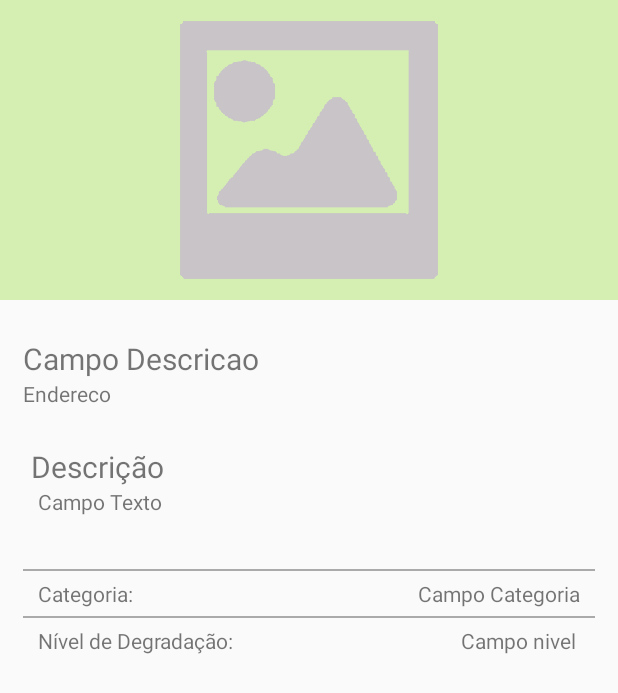
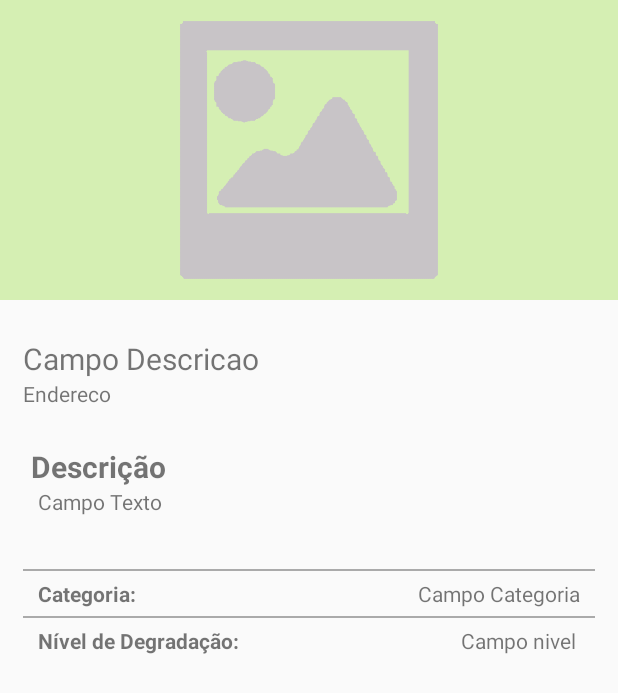
Before and after one commit to yassuom/AMBECO, an Android app: the DetalheLocalActivity screen opened directly, with no data from a screen before it, on a phone screen of 412 x 824 dp. Shown: the top 693 px of the screen. Run offline under Robolectric (Android 15) with nearby library versions, the phone set to English and light mode, and no system bars.

Commit message:
Commit alteracoes tela de registro

```diff
--- a/app/src/main/java/br/com/ambeco/LoginActivity.java
+++ b/app/src/main/java/br/com/ambeco/LoginActivity.java
@@ -5,7 +5,6 @@ import android.os.Bundle;
 import android.support.v7.app.AppCompatActivity;
 import android.text.Editable;
 import android.text.TextWatcher;
-import android.view.KeyEvent;
 import android.view.View;
 import android.view.animation.Animation;
 import android.view.animation.AnimationUtils;
@@ -27,8 +26,8 @@ public class LoginActivity extends AppCompatActivity {
         super.onCreate(savedInstanceState);
         setContentView(R.layout.activity_login);
 
-        final LinearLayout LoginBox = (LinearLayout) findViewById(R.id.LoginBox);
-        LoginBox.setVisibility(View.GONE);
+        final LinearLayout boxLogin = (LinearLayout) findViewById(R.id.login_boxLogin);
+        boxLogin.setVisibility(View.GONE);
 
         Thread timerThread = new Thread(){
             @Override
@@ -45,20 +44,22 @@ public class LoginActivity extends AppCompatActivity {
                             animTranslate.setAnimationListener(new Animation.AnimationListener() {
 
                                 @Override
-                                public void onAnimationStart(Animation arg0) { }
+                                public void onAnimationStart(Animation arg0) {
+                                    findViewById(R.id.login_progressBar).setVisibility(View.GONE);
+                                }
 
                                 @Override
                                 public void onAnimationRepeat(Animation arg0) { }
 
                                 @Override
                                 public void onAnimationEnd(Animation arg0) {
-                                    LoginBox.setVisibility(View.VISIBLE);
+                                    boxLogin.setVisibility(View.VISIBLE);
                                     Animation animFade  = AnimationUtils.loadAnimation(LoginActivity.this, R.anim.fade);
-                                    LoginBox.startAnimation(animFade);
+                                    boxLogin.startAnimation(animFade);
                                 }
                             });
-                            ImageView imgLogo = (ImageView) findViewById(R.id.imageView1);
-                            imgLogo.startAnimation(animTranslate);
+                            LinearLayout boxLogo = (LinearLayout) findViewById(R.id.login_boxLogo);
+                            boxLogo.startAnimation(animTranslate);
                         }
                     });
                 }
--- a/app/src/main/res/layout/activity_detalhe_local.xml
+++ b/app/src/main/res/layout/activity_detalhe_local.xml
@@ -56,7 +56,8 @@
                     android:textSize="20dp"
                     android:layout_marginTop="25dp"
                     android:layout_marginLeft="5dp"
-                    android:layout_marginRight="5dp" />
+                    android:layout_marginRight="5dp"
+                    android:textStyle="bold"/>
             </TableRow>
             <TableRow>
                 <TextView
@@ -92,7 +93,8 @@
                             android:layout_height="match_parent"
                             android:layout_weight="1"
                             android:text="Categoria: "
-                            android:gravity="left"/>
+                            android:gravity="left"
+                            android:textStyle="bold"/>
                         <TextView
                             android:id="@+id/detalhe_local_categoria"
                             android:layout_width="match_parent"
@@ -125,7 +127,8 @@
                             android:layout_height="match_parent"
                             android:layout_weight="1"
                             android:text="Nível de Degradação: "
-                            android:gravity="left"/>
+                            android:gravity="left"
+                            android:textStyle="bold"/>
                         <TextView
                             android:id="@+id/detalhe_local_nivel"
                             android:layout_width="match_parent"
--- a/app/src/main/res/values-v21/styles.xml
+++ b/app/src/main/res/values-v21/styles.xml
@@ -1,8 +1,6 @@
 <resources>
     <style name="AppTheme.NoActionBar">
-        <item name="windowActionBar">false</item>
+        <item name="windowActionBar">true</item>
         <item name="windowNoTitle">true</item>
-        <item name="android:windowDrawsSystemBarBackgrounds">true</item>
-        <item name="android:statusBarColor">@android:color/transparent</item>
     </style>
 </resources>
--- a/app/src/main/res/values/colors.xml
+++ b/app/src/main/res/values/colors.xml
@@ -4,6 +4,7 @@
     <color name="colorPrimaryDark">#303F9F</color>
     <color name="colorAccent">#FF4081</color>
     <color name="layoutColor">#8cc63f</color>
+    <color name="componentsColor">#aede6f</color>
 
     <color name="corID_queimada">#f99723</color>
     <color name="corID_deslizamento">#8cc63f</color>
--- a/app/src/main/res/values/styles.xml
+++ b/app/src/main/res/values/styles.xml
@@ -2,13 +2,12 @@
 
     <!-- Base application theme. -->
     <style name="AppTheme" parent="Theme.AppCompat.Light.DarkActionBar">
-        <!-- Customize your theme here. -->
         <item name="colorPrimary">@color/layoutColor</item>
-        <item name="colorAccent">@color/layoutColor</item>
+        <item name="colorAccent">@color/componentsColor</item>
     </style>
 
-    <style name="AppTheme.NoActionBar">
-        <item name="windowActionBar">false</item>
+    <style name="AppTheme.NoActionBar" parent="Theme.AppCompat.Light.DarkActionBar">
+        <item name="windowActionBar">true</item>
         <item name="windowNoTitle">true</item>
     </style>
 
```
Also changed, not shown: app/src/main/res/layout/activity_login.xml (+35 -9 lines).
